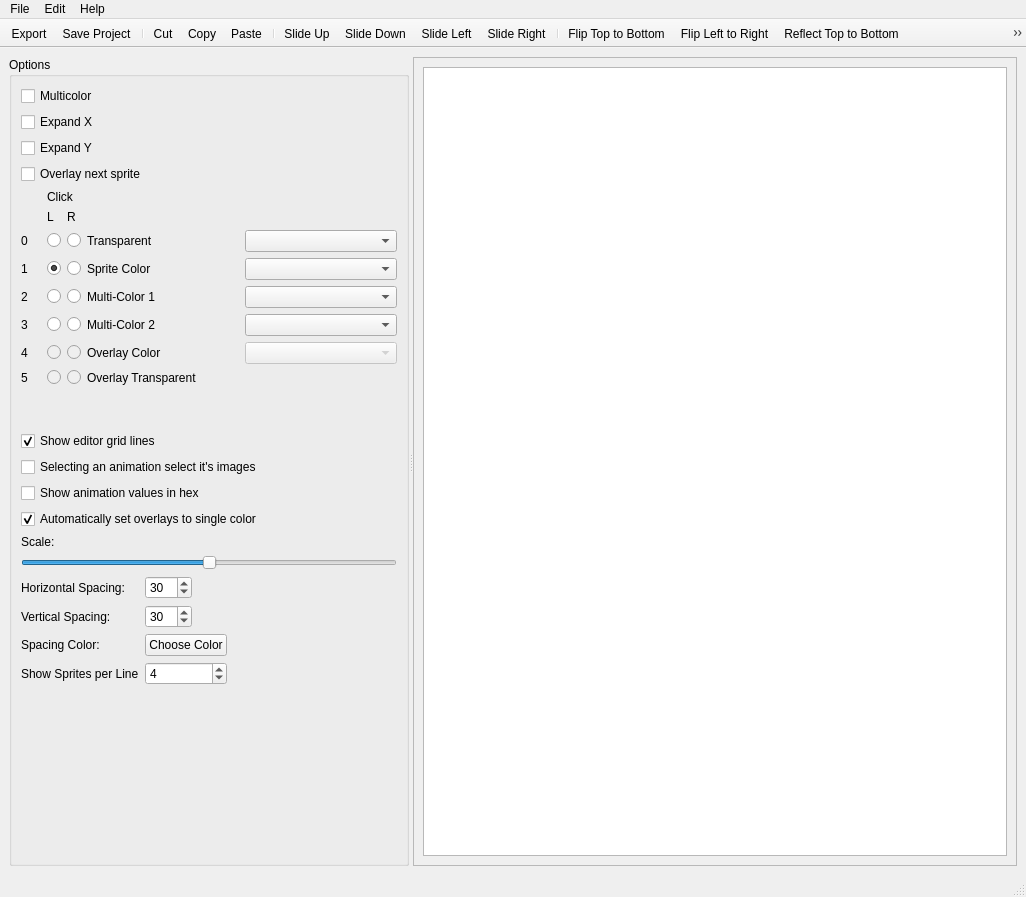
First picture: the form in mainwindow.ui, repository jowin202/OpenSprite, before the edit.
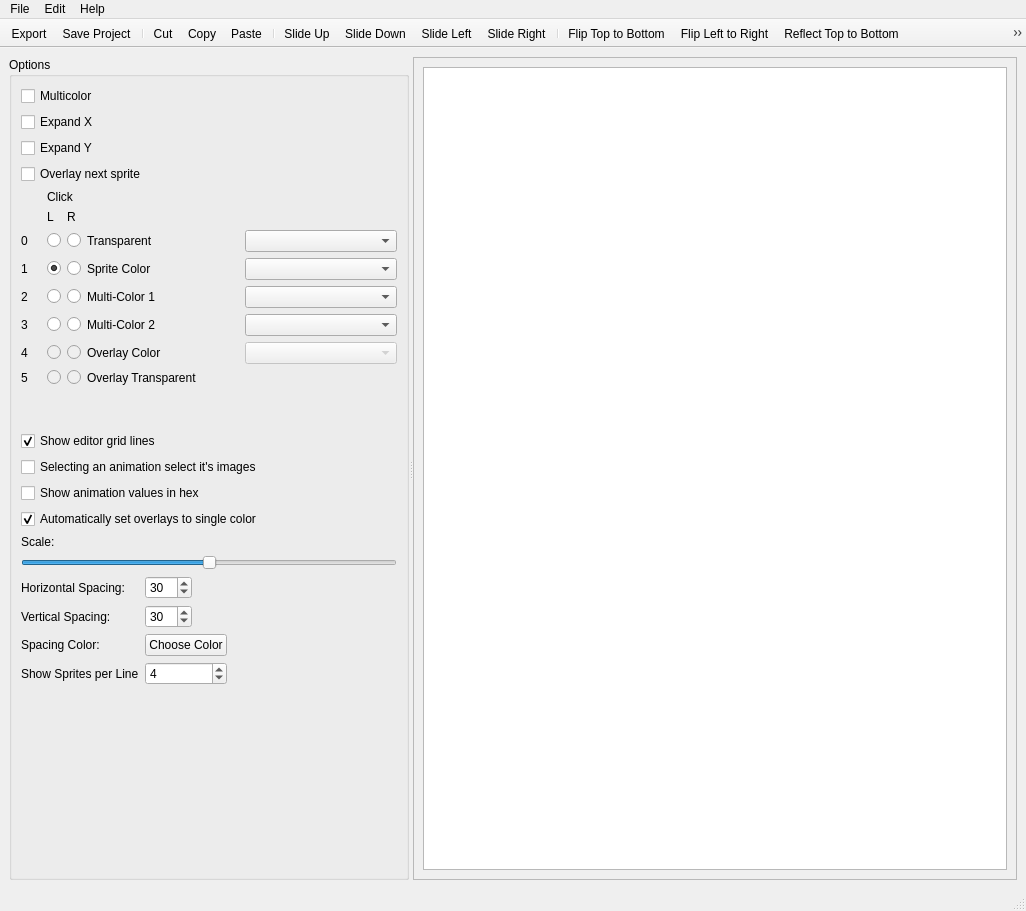
Second picture: the form after the edit. Icons and pictures are not drawn. Custom widgets are drawn as their Qt base class.

```diff
--- a/mainwindow.ui
+++ b/mainwindow.ui
@@ -7,7 +7,7 @@
     <x>0</x>
     <y>0</y>
     <width>1026</width>
-    <height>897</height>
+    <height>911</height>
    </rect>
   </property>
   <property name="acceptDrops">
@@ -675,7 +675,7 @@
            <x>0</x>
            <y>0</y>
            <width>609</width>
-           <height>772</height>
+           <height>786</height>
           </rect>
          </property>
          <layout class="QGridLayout" name="gridLayout_2">
```
Left out of the diff: 41 changed lines with no effect on the pictures.
